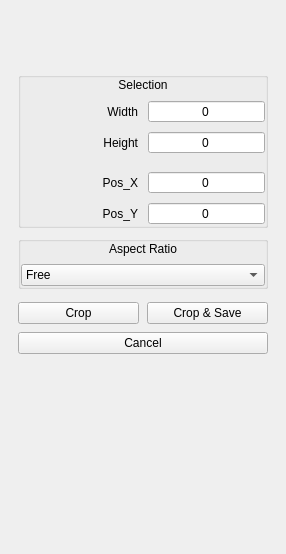
DropGuard/ImPulse, file qimgv/gui/panels/croppanel/croppanel.ui: the form before one commit.
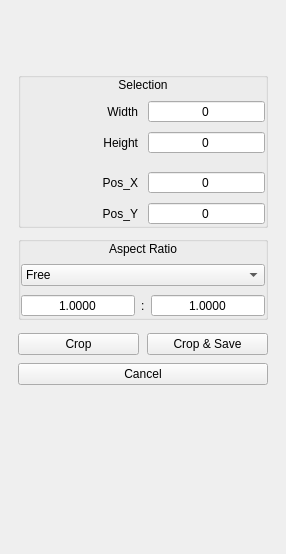
The form after the commit. Custom widgets are drawn as their Qt base class.

Diff of the .ui file:
```diff
--- a/qimgv/gui/panels/croppanel/croppanel.ui
+++ b/qimgv/gui/panels/croppanel/croppanel.ui
@@ -363,7 +363,93 @@
         </item>
        </widget>
       </item>
-      
+      <item>
+       <widget class="QWidget" name="ARInputWidget" native="true">
+        <layout class="QHBoxLayout" name="horizontalLayout_7">
+         <property name="spacing">
+          <number>6</number>
+         </property>
+         <property name="leftMargin">
+          <number>0</number>
+         </property>
+         <property name="topMargin">
+          <number>0</number>
+         </property>
+         <property name="rightMargin">
+          <number>0</number>
+         </property>
+         <property name="bottomMargin">
+          <number>0</number>
+         </property>
+         <item>
+          <widget class="QDoubleSpinBox" name="ARX">
+           <property name="alignment">
+            <set>Qt::AlignCenter</set>
+           </property>
+           <property name="buttonSymbols">
+            <enum>QAbstractSpinBox::NoButtons</enum>
+           </property>
+           <property name="keyboardTracking">
+            <bool>false</bool>
+           </property>
+           <property name="decimals">
+            <number>4</number>
+           </property>
+           <property name="minimum">
+            <double>0.000100000000000</double>
+           </property>
+           <property name="value">
+            <double>1.000000000000000</double>
+           </property>
+          </widget>
+         </item>
+         <item>
+          <widget class="QLabel" name="label_8">
+           <property name="sizePolicy">
+            <sizepolicy hsizetype="Maximum" vsizetype="Preferred">
+             <horstretch>0</horstretch>
+             <verstretch>0</verstretch>
+            </sizepolicy>
+           </property>
+           <property name="accessibleName">
+            <string notr="true"/>
+           </property>
+           <property name="text">
+            <string notr="true">:</string>
+           </property>
+          </widget>
+         </item>
+         <item>
+          <widget class="QDoubleSpinBox" name="ARY">
+           <property name="alignment">
+            <set>Qt::AlignCenter</set>
+           </property>
+           <property name="buttonSymbols">
+            <enum>QAbstractSpinBox::NoButtons</enum>
+           </property>
+           <property name="keyboardTracking">
+            <bool>false</bool>
+           </property>
+           <property name="showGroupSeparator" stdset="0">
+            <bool>false</bool>
+           </property>
+           <property name="prefix">
+            <string/>
+           </property>
+           <property name="decimals">
+            <number>4</number>
+           </property>
+           <property name="minimum">
+            <double>0.000100000000000</double>
+           </property>
+           <property name="value">
+            <double>1.000000000000000</double>
+           </property>
+          </widget>
+         </item>
+        </layout>
+       </widget>
+      </item>
      </layout>
     </widget>
    </item>
```
Left out of the diff: 5 changed lines with no effect on the pictures.
